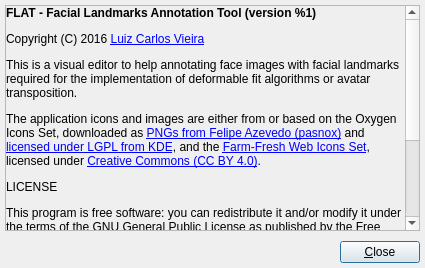
Qt form src/aboutwindow.ui (sneha-nd/Facial-Landmarks-Annotation-Tool) before a commit.
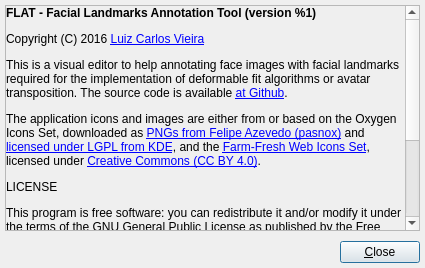
The same form after that commit.

Commit message: Added link to the project on Github to the About window

```diff
--- a/src/aboutwindow.ui
+++ b/src/aboutwindow.ui
@@ -54,7 +54,7 @@
           <x>0</x>
           <y>0</y>
           <width>394</width>
-          <height>318</height>
+          <height>331</height>
          </rect>
         </property>
         <layout class="QGridLayout" name="gridLayout">
@@ -76,7 +76,7 @@
          <item row="0" column="0">
           <widget class="QLabel" name="label">
            <property name="text">
-            <string>&lt;html&gt;&lt;head/&gt;&lt;body&gt;&lt;p&gt;&lt;span style=&quot; font-weight:600;&quot;&gt;FLAT - Facial Landmarks Annotation Tool (version %1)&lt;/span&gt;&lt;/p&gt;&lt;p&gt;Copyright (C) 2016 &lt;a href=&quot;http://www.luiz.vieira.nom.br/&quot;&gt;&lt;span style=&quot; text-decoration: underline; color:#0000ff;&quot;&gt;Luiz Carlos Vieira&lt;/span&gt;&lt;/a&gt;&lt;/p&gt;&lt;p&gt;This is a visual editor to help annotating face images with facial landmarks required for the implementation of deformable fit algorithms or avatar transposition.&lt;/p&gt;&lt;p&gt;The application icons and images are either from or based on the Oxygen Icons Set, downloaded as &lt;a href=&quot;https://github.com/pasnox/oxygen-icons-png&quot;&gt;&lt;span style=&quot; text-decoration: underline; color:#0000ff;&quot;&gt;PNGs from Felipe Azevedo (pasnox)&lt;/span&gt;&lt;/a&gt; and &lt;a href=&quot;https://techbase.kde.org/Projects/Oxygen/Licensing&quot;&gt;&lt;span style=&quot; text-decoration: underline; color:#0000ff;&quot;&gt;licensed under LGPL from KDE&lt;/span&gt;&lt;/a&gt;, and the &lt;a href=&quot;http://www.fatcow.com/free-icons&quot;&gt;&lt;span style=&quot; text-decoration: underline; color:#0000ff;&quot;&gt;Farm-Fresh Web Icons Set&lt;/span&gt;&lt;/a&gt;, licensed under &lt;a href=&quot;http://creativecommons.org/licenses/by/4.0/&quot;&gt;&lt;span style=&quot; text-decoration: underline; color:#0000ff;&quot;&gt;Creative Commons (CC BY 4.0)&lt;/span&gt;&lt;/a&gt;.&lt;/p&gt;&lt;p&gt;LICENSE&lt;/p&gt;&lt;p&gt;This program is free software: you can redistribute it and/or modify it under the terms of the GNU General Public License as published by the Free Software Foundation, either version 3 of the License, or (at your option) any later version.&lt;/p&gt;&lt;p&gt;This program is distributed in the hope that it will be useful, but WITHOUT ANY WARRANTY; without even the implied warranty of MERCHANTABILITY or FITNESS FOR A PARTICULAR PURPOSE. See the GNU General Public License for more details.&lt;/p&gt;&lt;p&gt;You should have received a copy of the GNU General Public License along with this program. If not, see &lt;a href=&quot;http://www.gnu.org/licenses/&quot;&gt;&lt;span style=&quot; text-decoration: underline; color:#0000ff;&quot;&gt;http://www.gnu.org/licenses/&lt;/span&gt;&lt;/a&gt;.&lt;/p&gt;&lt;/body&gt;&lt;/html&gt;</string>
+            <string>&lt;html&gt;&lt;head/&gt;&lt;body&gt;&lt;p&gt;&lt;span style=&quot; font-weight:600;&quot;&gt;FLAT - Facial Landmarks Annotation Tool (version %1)&lt;/span&gt;&lt;/p&gt;&lt;p&gt;Copyright (C) 2016 &lt;a href=&quot;http://www.luiz.vieira.nom.br/&quot;&gt;&lt;span style=&quot; text-decoration: underline; color:#0000ff;&quot;&gt;Luiz Carlos Vieira&lt;/span&gt;&lt;/a&gt;&lt;/p&gt;&lt;p&gt;This is a visual editor to help annotating face images with facial landmarks required for the implementation of deformable fit algorithms or avatar transposition. The source code is available &lt;a href=&quot;https://github.com/luigivieira/Facial-Landmarks-Annotation-Tool&quot;&gt;&lt;span style=&quot; text-decoration: underline; color:#0000ff;&quot;&gt;at Github&lt;/span&gt;&lt;/a&gt;.&lt;/p&gt;&lt;p&gt;The application icons and images are either from or based on the Oxygen Icons Set, downloaded as &lt;a href=&quot;https://github.com/pasnox/oxygen-icons-png&quot;&gt;&lt;span style=&quot; text-decoration: underline; color:#0000ff;&quot;&gt;PNGs from Felipe Azevedo (pasnox)&lt;/span&gt;&lt;/a&gt; and &lt;a href=&quot;https://techbase.kde.org/Projects/Oxygen/Licensing&quot;&gt;&lt;span style=&quot; text-decoration: underline; color:#0000ff;&quot;&gt;licensed under LGPL from KDE&lt;/span&gt;&lt;/a&gt;, and the &lt;a href=&quot;http://www.fatcow.com/free-icons&quot;&gt;&lt;span style=&quot; text-decoration: underline; color:#0000ff;&quot;&gt;Farm-Fresh Web Icons Set&lt;/span&gt;&lt;/a&gt;, licensed under &lt;a href=&quot;http://creativecommons.org/licenses/by/4.0/&quot;&gt;&lt;span style=&quot; text-decoration: underline; color:#0000ff;&quot;&gt;Creative Commons (CC BY 4.0)&lt;/span&gt;&lt;/a&gt;.&lt;/p&gt;&lt;p&gt;LICENSE&lt;/p&gt;&lt;p&gt;This program is free software: you can redistribute it and/or modify it under the terms of the GNU General Public License as published by the Free Software Foundation, either version 3 of the License, or (at your option) any later version.&lt;/p&gt;&lt;p&gt;This program is distributed in the hope that it will be useful, but WITHOUT ANY WARRANTY; without even the implied warranty of MERCHANTABILITY or FITNESS FOR A PARTICULAR PURPOSE. See the GNU General Public License for more details.&lt;/p&gt;&lt;p&gt;You should have received a copy of the GNU General Public License along with this program. If not, see &lt;a href=&quot;http://www.gnu.org/licenses/&quot;&gt;&lt;span style=&quot; text-decoration: underline; color:#0000ff;&quot;&gt;http://www.gnu.org/licenses/&lt;/span&gt;&lt;/a&gt;.&lt;/p&gt;&lt;/body&gt;&lt;/html&gt;</string>
            </property>
            <property name="alignment">
             <set>Qt::AlignLeading|Qt::AlignLeft|Qt::AlignTop</set>
```
